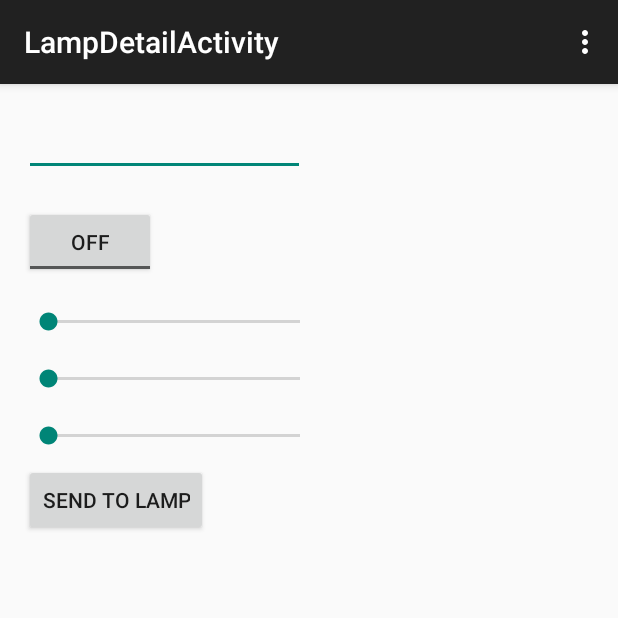
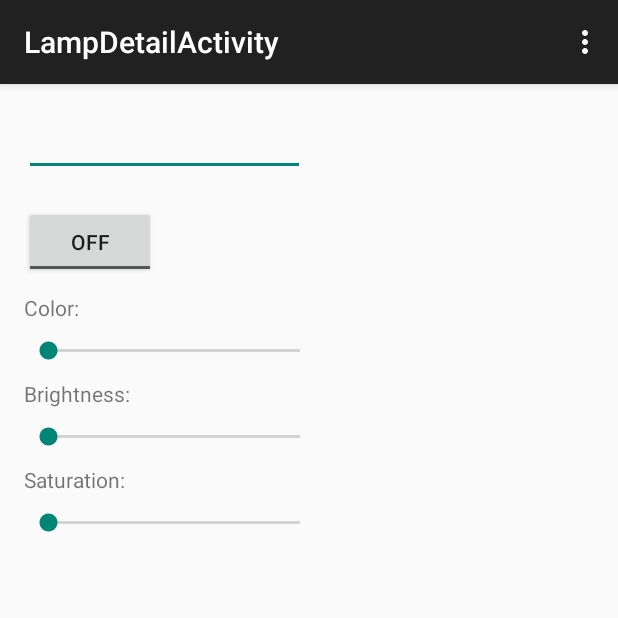
Before and after one commit to pjcbakx/AndroidAssesments, an Android app: the LampDetailActivity screen opened directly, with no data from a screen before it, on a phone screen of 412 x 824 dp, the top half of it. Run offline under Robolectric (Android 15) with nearby library versions, the phone set to English and light mode, and no system bars; 7 statements that could not run were skipped.

Commit message:
Layouts updated and added buttons to call all light in main activity

```diff
--- a/HueApp/app/src/main/res/layout/activity_lamp_detail.xml
+++ b/HueApp/app/src/main/res/layout/activity_lamp_detail.xml
@@ -22,6 +22,12 @@
         android:layout_marginTop="10dp"
         android:layout_marginBottom="10dp" />
 
+    <TextView
+        android:layout_width="wrap_content"
+        android:layout_height="wrap_content"
+        android:text="Color:"
+        android:id="@+id/textViewColor" />
+
     <SeekBar
         android:layout_width="200dp"
         android:layout_height="wrap_content"
@@ -31,6 +37,12 @@
         android:layout_marginBottom="10dp"
         android:indeterminate="false" />
 
+    <TextView
+        android:layout_width="wrap_content"
+        android:layout_height="wrap_content"
+        android:text="Brightness:"
+        android:id="@+id/textViewBri" />
+
     <SeekBar
         android:layout_width="200dp"
         android:layout_height="wrap_content"
@@ -38,6 +50,12 @@
         android:id="@+id/seekBarBri"
         android:layout_marginTop="10dp"
         android:layout_marginBottom="10dp" />
+
+    <TextView
+        android:layout_width="wrap_content"
+        android:layout_height="wrap_content"
+        android:text="Saturation:"
+        android:id="@+id/textViewSat" />
 
     <SeekBar
         android:layout_width="200dp"
@@ -52,5 +70,6 @@
         android:layout_height="wrap_content"
         android:text="Send to Lamp"
         android:id="@+id/buttonSend"
-        android:clickable="false" />
+        android:clickable="false"
+        android:visibility="gone"/>
 </LinearLayout>
```
Also changed, not shown: HueApp/app/src/main/java/com/example/patrick/hueapp/LampDetailActivity.java (+8 -5 lines), HueApp/app/src/main/java/com/example/patrick/hueapp/ListMainActivity.java (+43 -1 lines), HueApp/app/src/main/res/layout/activity_list_main.xml (+37 -9 lines).
